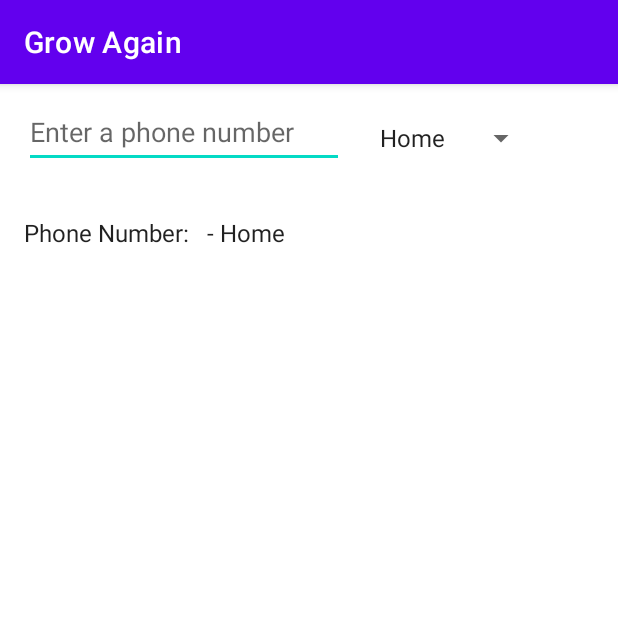
After one commit to xiaoRoy/GrowAgain, an Android app: the fragment PhoneNumberFragment shown on its own in the app's theme, on a phone screen of 412 x 824 dp, the top half of it. The commit adds this screen. Run offline under Robolectric (Android 15) with nearby library versions, the phone set to English and light mode, and no system bars.

Commit message:
Added phone number fragment

```diff
--- /dev/null
+++ b/app/src/main/java/com/learn/growagain/codelab/espresso/PhoneNumberFragment.kt
@@ -0,0 +1,63 @@
+package com.learn.growagain.codelab.espresso
+
+import android.os.Bundle
+import android.view.LayoutInflater
+import android.view.View
+import android.view.ViewGroup
+import android.widget.*
+import androidx.fragment.app.Fragment
+import com.learn.growagain.R
+
+class PhoneNumberFragment: Fragment() {
+
+    private lateinit var etPhoneNumber: EditText
+    private lateinit var tvFullPhoneNumberInfo: TextView
+
+    override fun onCreateView(
+        inflater: LayoutInflater,
+        container: ViewGroup?,
+        savedInstanceState: Bundle?
+    ): View? {
+        return inflater.inflate(R.layout.fragment_phone_number, container, false)
+    }
+
+    override fun onViewCreated(view: View, savedInstanceState: Bundle?) {
+        super.onViewCreated(view, savedInstanceState)
+
+        etPhoneNumber = view.findViewById(R.id.editText_phone_number)
+        tvFullPhoneNumberInfo = view.findViewById(R.id.text_phone_info)
+        val phoneTypeSpinner = view.findViewById<Spinner>(R.id.spinner_phone_type)
+
+
+        phoneTypeSpinner.onItemSelectedListener = SimpleOnItemSelectedListener({ parent: AdapterView<*>, _: View, position: Int, _: Long ->
+            val selectedPhoneType = parent.getItemAtPosition(position).toString()
+            val phoneNumber= etPhoneNumber.text.toString()
+            val fullPhoneNumberInfo = "$phoneNumber - $selectedPhoneType"
+            tvFullPhoneNumberInfo.text = fullPhoneNumberInfo
+            Toast.makeText(view.context, fullPhoneNumberInfo, Toast.LENGTH_LONG).show()
+        })
+        val phoneTypeAdapter: ArrayAdapter<CharSequence> = ArrayAdapter.createFromResource(
+            view.context,
+            R.array.phone_types,
+            android.R.layout.simple_spinner_item
+        )
+
+        phoneTypeAdapter.setDropDownViewResource(android.R.layout.simple_spinner_dropdown_item)
+        phoneTypeSpinner.adapter = phoneTypeAdapter
+
+    }
+
+    private class SimpleOnItemSelectedListener(
+        private val itemSelected: (AdapterView<*>, View, Int, Long) -> Unit,
+        private val nothingSelected: (AdapterView<*>) -> Unit = {}
+    ): AdapterView.OnItemSelectedListener {
+
+        override fun onItemSelected(parent: AdapterView<*>, view: View, position: Int, id: Long) {
+            itemSelected(parent, view, position, id)
+        }
+
+        override fun onNothingSelected(parent: AdapterView<*>) {
+            nothingSelected(parent)
+        }
+    }
+}
--- /dev/null
+++ b/app/src/main/res/layout/fragment_phone_number.xml
@@ -0,0 +1,50 @@
+<?xml version="1.0" encoding="utf-8"?>
+<androidx.constraintlayout.widget.ConstraintLayout xmlns:android="http://schemas.android.com/apk/res/android"
+    xmlns:app="http://schemas.android.com/apk/res-auto"
+    android:layout_width="match_parent"
+    android:layout_height="match_parent"
+    >
+
+    <androidx.appcompat.widget.AppCompatEditText
+        android:id="@+id/editText_phone_number"
+        android:layout_width="wrap_content"
+        android:layout_height="48dp"
+        android:layout_marginStart="16dp"
+        android:layout_marginTop="8dp"
+        android:ems="10"
+        android:hint="@string/hint_phone_number"
+        android:inputType="phone"
+        app:layout_constraintLeft_toLeftOf="parent"
+        app:layout_constraintTop_toTopOf="parent" />
+
+    <Spinner
+        android:id="@+id/spinner_phone_type"
+        android:layout_width="wrap_content"
+        android:layout_height="wrap_content"
+        android:layout_marginStart="16dp"
+        android:layout_marginTop="24dp"
+        app:layout_constraintStart_toEndOf="@+id/editText_phone_number"
+        app:layout_constraintTop_toTopOf="parent" />
+
+    <TextView
+        android:id="@+id/title_phone_label"
+        android:layout_width="wrap_content"
+        android:layout_height="wrap_content"
+        android:layout_marginStart="16dp"
+        android:layout_marginTop="32dp"
+        android:text="@string/phone_number_label"
+        android:textAppearance="@style/TextAppearance.AppCompat.Subhead"
+        app:layout_constraintLeft_toLeftOf="parent"
+        app:layout_constraintTop_toBottomOf="@+id/editText_phone_number" />
+
+    <TextView
+        android:id="@+id/text_phone_info"
+        android:layout_width="wrap_content"
+        android:layout_height="wrap_content"
+        android:layout_marginStart="8dp"
+        android:text="@string/nothing_entered"
+        android:textAppearance="@style/TextAppearance.AppCompat.Subhead"
+        app:layout_constraintBaseline_toBaselineOf="@+id/title_phone_label"
+        app:layout_constraintStart_toEndOf="@+id/title_phone_label" />
+
+</androidx.constraintlayout.widget.ConstraintLayout>
--- a/app/src/main/res/values/strings.xml
+++ b/app/src/main/res/values/strings.xml
@@ -18,5 +18,16 @@
     <string name="message_received">Message Received</string>
     <string name="reply">Reply</string>
     <string name="replay_hint">Enter Your Reply Here</string>
+
+    <string name="hint_phone_number">Enter a phone number</string>
+    <string name="phone_number_label">Phone Number:</string>
+    <string name="nothing_entered">Nothing entered</string>
+
+    <string-array name="phone_types">
+        <item>Home</item>
+        <item>Work</item>
+        <item>Mobile</item>
+        <item>Other</item>
+    </string-array>
     <!--End of Espresso -->
 </resources>
```
